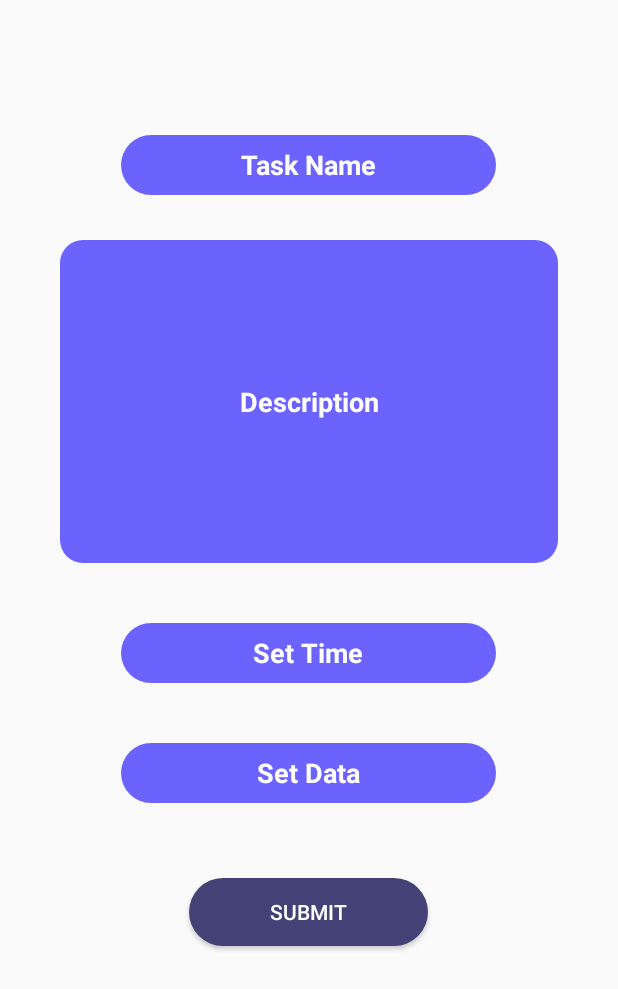
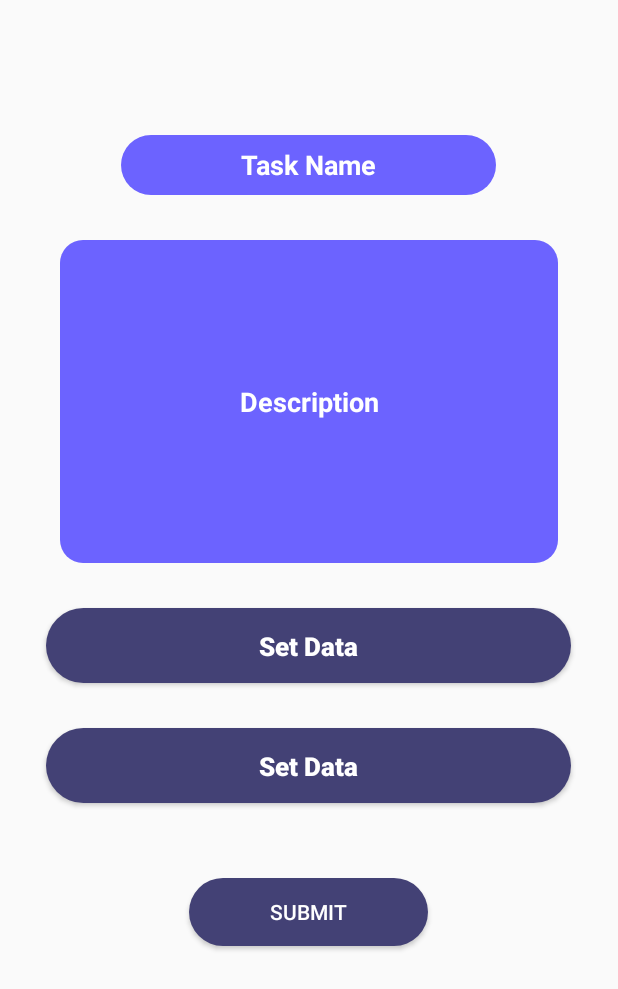
Before and after one commit to salemawad/Mahami_app, an Android app: the layout activity_new__task.xml on its own in the app's theme, with its tools: preview values and no code run, on a phone screen of 412 x 824 dp. Shown: the top 989 px of the screen. Run offline under Robolectric (Android 15) with nearby library versions, the phone set to English and light mode, and no system bars; Roboto replaces fonts that are not available here.

Commit message:
Add Login_Sing_up_Activity To And Splash_Screen Add Nav Drawer Make Splash Screen Show Just First Time Make Method That Check If User Had login or not Fix Error !!!!! Add Data And Time Picker

```diff
--- a/app/src/main/AndroidManifest.xml
+++ b/app/src/main/AndroidManifest.xml
@@ -9,6 +9,7 @@
         android:roundIcon="@mipmap/ic_launcher_round"
         android:supportsRtl="true"
         android:theme="@style/Theme.Final_projects">
+        <activity android:name=".Splash_Screen_1"/>
         <activity android:name=".Feedback_Ativity"/>
         <activity android:name=".Splah_Dilog" />
         <activity android:name=".Login_Sing_up_Activity" />
@@ -16,7 +17,7 @@
         <activity
             android:name=".MainActivity"
             android:theme="@style/Theme.Final_projects.NoActionBar" />
-        <activity android:name=".Splash_Screen_1">
+        <activity android:name=".New_Task">
             <intent-filter>
                 <action android:name="android.intent.action.MAIN" />
 
--- a/app/src/main/res/layout/activity_new__task.xml
+++ b/app/src/main/res/layout/activity_new__task.xml
@@ -34,40 +34,37 @@
         android:textColorHint="@color/white"
         android:textStyle="bold"/>
 
-    <EditText
-        android:id="@+id/edit_set_time"
-        android:layout_width="250dp"
-        android:layout_height="40dp"
+    <Button
+        android:id="@+id/date_picker_actions"
+        android:layout_width="350dp"
+        android:layout_height="50sp"
         android:layout_gravity="center"
-        android:layout_marginTop="40dp"
-        android:autofillHints="0"
-        android:background="@drawable/edite_text"
+        android:layout_marginTop="30sp"
+        android:background="@drawable/login_btn_background"
         android:gravity="center_horizontal"
-        android:hint="@string/set_time"
-        android:inputType="textEmailAddress"
-        android:paddingTop="7dp"
+        android:hint="@string/set_data"
+        android:paddingTop="13dp"
+        android:textAlignment="center"
+        android:textColor="@color/white"
+        android:textColorHint="#FFFFFF"
+        android:textStyle="bold"
+        android:textSize="17sp"/>
+
+    <Button
+        android:id="@+id/time_picker_actions"
+        android:layout_width="350dp"
+        android:layout_height="50sp"
+        android:layout_gravity="center"
+        android:layout_marginTop="30sp"
+        android:background="@drawable/login_btn_background"
+        android:gravity="center_horizontal"
+        android:hint="@string/set_data"
+        android:paddingTop="13dp"
         android:textAlignment="center"
         android:textColor="@color/white"
         android:textColorHint="@color/white"
-        android:textStyle="bold" />
-
-    <EditText
-        android:id="@+id/edit_set_data"
-        android:layout_width="250dp"
-        android:layout_height="40dp"
-        android:layout_gravity="center"
-        android:layout_marginTop="40dp"
-        android:autofillHints="0"
-        android:background="@drawable/edite_text"
-        android:gravity="center_horizontal"
-        android:hint="@string/set_data"
-        android:inputType="textEmailAddress"
-        android:paddingTop="7dp"
-        android:textAlignment="center"
-        android:textColor="@color/white"
-        android:textColorHint="@color/white"
-        android:textStyle="bold" />
-
+        android:textStyle="bold"
+        android:textSize="17sp"/>
     <Button
         android:id="@+id/button_send"
         android:layout_width="159dp"
--- a/app/src/main/res/layout/fragment_profile.xml
+++ b/app/src/main/res/layout/fragment_profile.xml
@@ -51,7 +51,7 @@
         android:textStyle="bold" />
 
     <Button
-        android:id="@+id/date_picker_actions"
+        android:id="@+id/date_Button"
         android:layout_width="350dp"
         android:layout_height="50sp"
         android:layout_gravity="center"
@@ -67,7 +67,7 @@
         android:textSize="17sp"/>
 
     <Button
-        android:id="@+id/time_picker_actions"
+        android:id="@+id/time_Button"
         android:layout_width="350dp"
         android:layout_height="50sp"
         android:layout_gravity="center"
```
Also changed, not shown: app/src/main/java/com/example/final_projects/Login_Sing_up_Activity.java (+1 -13 lines), app/src/main/java/com/example/final_projects/New_Task.java (+92 -8 lines).
